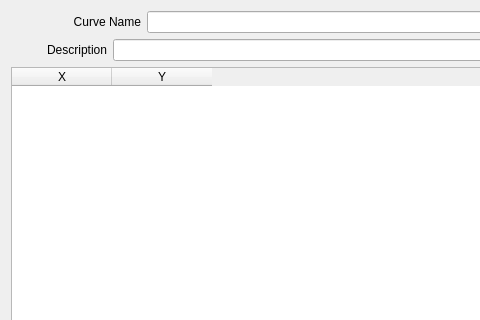
Above: flo2d/ui/xy_curve_editor.ui from FLO-2DSoftware/qgis-flo-2d-plugin before the change; both pictures show x 0 to 480 and y 0 to 320 of the 682 by 495 pixel window. Below: the same form after it.
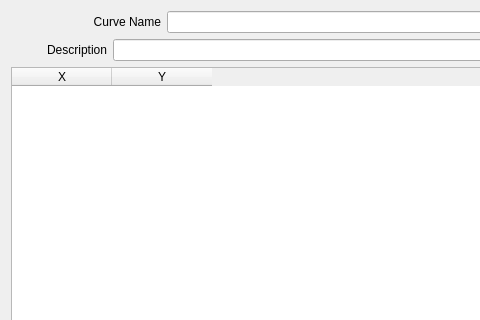
That is the form after the change. Icons and pictures are not drawn.

```diff
--- a/flo2d/ui/xy_curve_editor.ui
+++ b/flo2d/ui/xy_curve_editor.ui
@@ -53,13 +53,13 @@
        </property>
        <property name="minimumSize">
         <size>
-         <width>130</width>
+         <width>150</width>
          <height>19</height>
         </size>
        </property>
        <property name="maximumSize">
         <size>
-         <width>130</width>
+         <width>150</width>
          <height>19</height>
         </size>
        </property>
```
